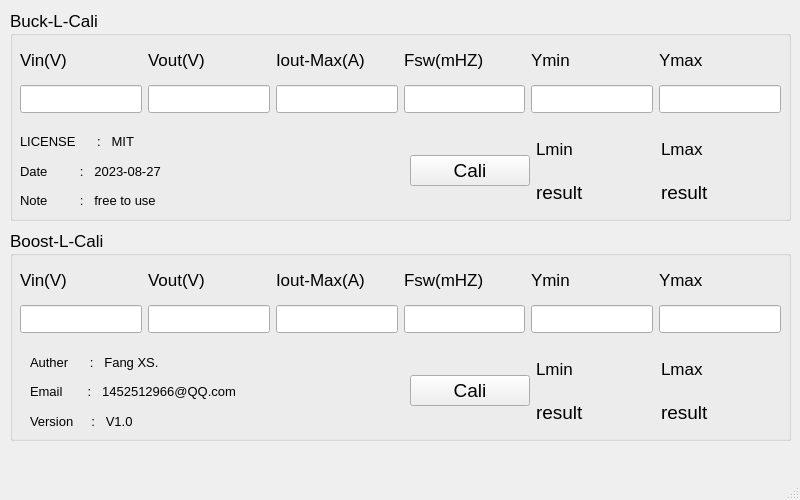
FangXS-github/Buck-Boost-Inductor-Calculator, file Buck-Boost-L-Cali/1. SRC/mainwindow.ui: the form before one commit.
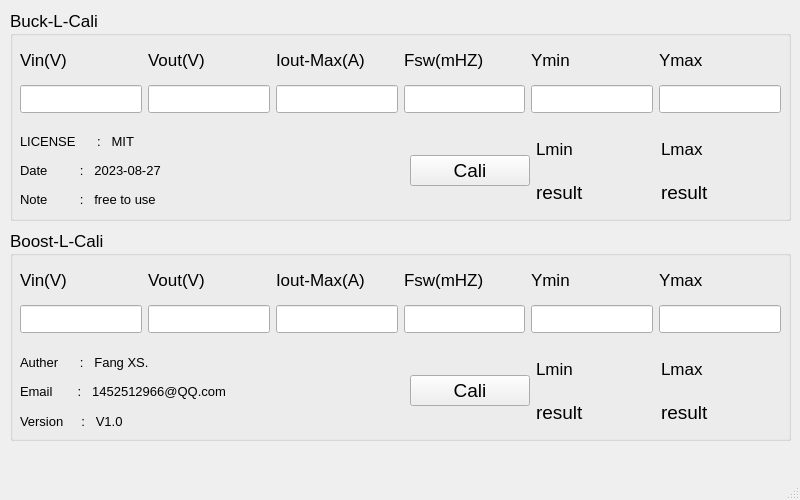
The form after the commit.

Patch:
```diff
--- a/Buck-Boost-L-Cali/1. SRC/mainwindow.ui
+++ b/Buck-Boost-L-Cali/1. SRC/mainwindow.ui
@@ -31,7 +31,7 @@
     <property name="title">
      <string>Buck-L-Cali</string>
     </property>
-    <widget class="QWidget" name="">
+    <widget class="QWidget" name="layoutWidget">
      <property name="geometry">
       <rect>
        <x>10</x>
@@ -56,7 +56,7 @@
          </widget>
         </item>
         <item>
-         <widget class="QLineEdit" name="lineEdit_IN_VIN"/>
+         <widget class="QLineEdit" name="lineEdit_IN_Vout"/>
         </item>
        </layout>
       </item>
@@ -75,7 +75,7 @@
          </widget>
         </item>
         <item>
-         <widget class="QLineEdit" name="lineEdit_IN_Vout"/>
+         <widget class="QLineEdit" name="lineEdit_IN_VIN"/>
         </item>
        </layout>
       </item>
@@ -157,7 +157,7 @@
       </item>
      </layout>
     </widget>
-    <widget class="QWidget" name="">
+    <widget class="QWidget" name="layoutWidget">
      <property name="geometry">
       <rect>
        <x>400</x>
@@ -237,13 +237,13 @@
       </item>
      </layout>
     </widget>
-    <widget class="QWidget" name="">
+    <widget class="QWidget" name="layoutWidget">
      <property name="geometry">
       <rect>
        <x>10</x>
        <y>120</y>
        <width>381</width>
-       <height>82</height>
+       <height>81</height>
       </rect>
      </property>
      <layout class="QVBoxLayout" name="verticalLayout_26">
@@ -303,7 +303,7 @@
     <property name="title">
      <string>Boost-L-Cali</string>
     </property>
-    <widget class="QWidget" name="">
+    <widget class="QWidget" name="layoutWidget">
      <property name="geometry">
       <rect>
        <x>400</x>
@@ -383,7 +383,7 @@
       </item>
      </layout>
     </widget>
-    <widget class="QWidget" name="">
+    <widget class="QWidget" name="layoutWidget">
      <property name="geometry">
       <rect>
        <x>10</x>
@@ -509,10 +509,10 @@
       </item>
      </layout>
     </widget>
-    <widget class="QWidget" name="">
+    <widget class="QWidget" name="layoutWidget">
      <property name="geometry">
       <rect>
-       <x>20</x>
+       <x>10</x>
        <y>120</y>
        <width>371</width>
        <height>83</height>
```
